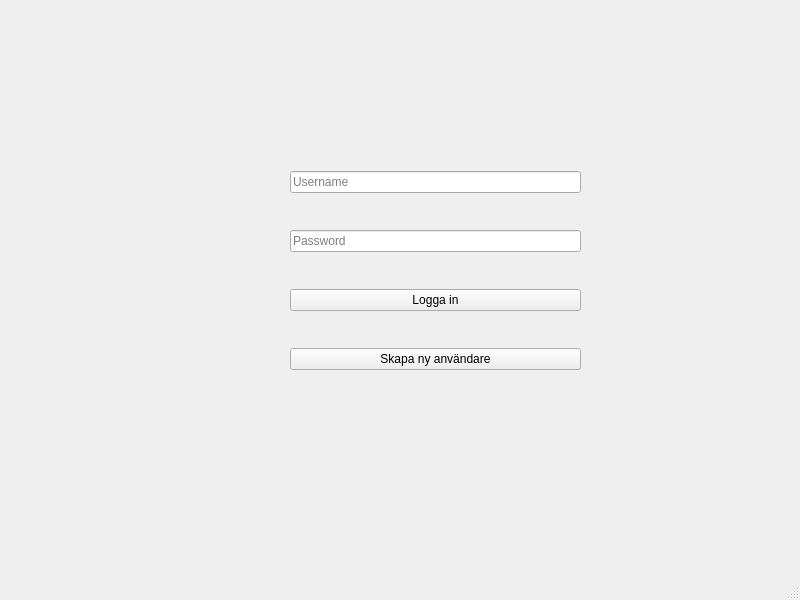
The window that code/viewer/UI/login.ui (marcusgostasson/smartshop) describes before a commit, drawn with Qt 5.
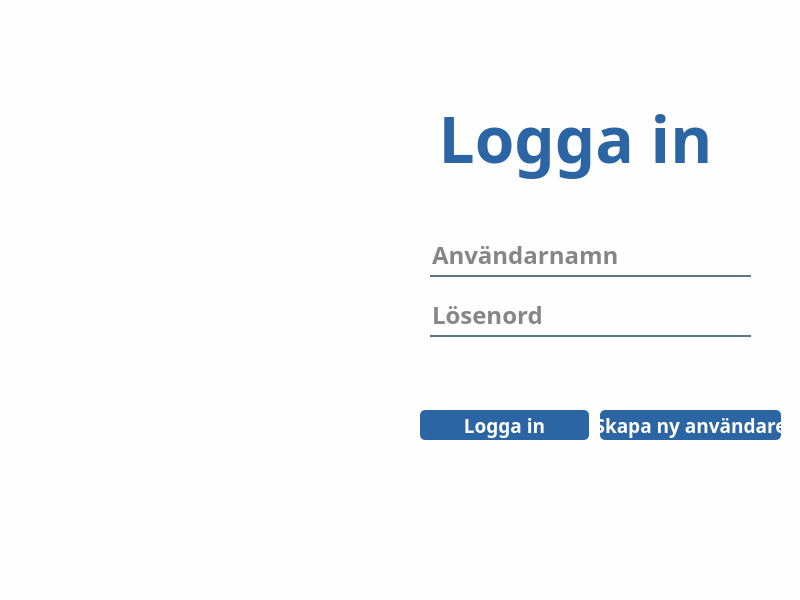
The same window after the commit. Icons and pictures are not drawn.

Commit message: Changed design in login, create_user and start_window

```diff
--- a/code/viewer/UI/login.ui
+++ b/code/viewer/UI/login.ui
@@ -13,46 +13,190 @@
   <property name="windowTitle">
    <string>MainWindow</string>
   </property>
+  <property name="styleSheet">
+   <string notr="true">background-color: rgb(254, 254, 254);
+</string>
+  </property>
   <widget class="QWidget" name="centralwidget">
-   <widget class="QWidget" name="gridLayoutWidget">
+   <widget class="QLabel" name="Loggain">
     <property name="geometry">
      <rect>
-      <x>290</x>
-      <y>140</y>
-      <width>291</width>
-      <height>261</height>
+      <x>390</x>
+      <y>60</y>
+      <width>371</width>
+      <height>155</height>
      </rect>
     </property>
-    <layout class="QGridLayout" name="gridLayout">
-     <item row="0" column="0">
-      <widget class="QLineEdit" name="username_line_edit">
-       <property name="placeholderText">
-        <string>Username</string>
-       </property>
-      </widget>
-     </item>
-     <item row="1" column="0">
-      <widget class="QLineEdit" name="password_line_edit">
-       <property name="placeholderText">
-        <string>Password</string>
-       </property>
-      </widget>
-     </item>
-     <item row="2" column="0">
-      <widget class="QPushButton" name="login_button">
-       <property name="text">
-        <string>Logga in</string>
-       </property>
-      </widget>
-     </item>
-     <item row="3" column="0">
-      <widget class="QPushButton" name="create_account_button">
-       <property name="text">
-        <string>Skapa ny användare</string>
-       </property>
-      </widget>
-     </item>
-    </layout>
+    <property name="sizePolicy">
+     <sizepolicy hsizetype="Preferred" vsizetype="Preferred">
+      <horstretch>0</horstretch>
+      <verstretch>0</verstretch>
+     </sizepolicy>
+    </property>
+    <property name="font">
+     <font>
+      <family>Arial Black</family>
+      <pointsize>48</pointsize>
+      <bold>true</bold>
+     </font>
+    </property>
+    <property name="layoutDirection">
+     <enum>Qt::LeftToRight</enum>
+    </property>
+    <property name="styleSheet">
+     <string notr="true">color: rgb(44, 101, 164);</string>
+    </property>
+    <property name="text">
+     <string>Logga in</string>
+    </property>
+    <property name="scaledContents">
+     <bool>false</bool>
+    </property>
+    <property name="alignment">
+     <set>Qt::AlignCenter</set>
+    </property>
+   </widget>
+   <widget class="QLineEdit" name="username_line_edit">
+    <property name="geometry">
+     <rect>
+      <x>430</x>
+      <y>240</y>
+      <width>321</width>
+      <height>37</height>
+     </rect>
+    </property>
+    <property name="font">
+     <font>
+      <family>Arial Black</family>
+      <pointsize>18</pointsize>
+      <bold>true</bold>
+     </font>
+    </property>
+    <property name="contextMenuPolicy">
+     <enum>Qt::DefaultContextMenu</enum>
+    </property>
+    <property name="autoFillBackground">
+     <bool>false</bool>
+    </property>
+    <property name="styleSheet">
+     <string notr="true">background-color:rgba(0, 0, 0, 0);
+border:none;
+border-bottom:2px solid rgba(46, 82, 101, 200);
+color:rgba(0, 0, 0, 240);
+padding-bottom:7px;</string>
+    </property>
+    <property name="placeholderText">
+     <string>Användarnamn</string>
+    </property>
+   </widget>
+   <widget class="QLineEdit" name="password_line_edit">
+    <property name="geometry">
+     <rect>
+      <x>430</x>
+      <y>300</y>
+      <width>321</width>
+      <height>37</height>
+     </rect>
+    </property>
+    <property name="font">
+     <font>
+      <family>Arial Black</family>
+      <pointsize>18</pointsize>
+      <bold>true</bold>
+     </font>
+    </property>
+    <property name="styleSheet">
+     <string notr="true">background-color:rgba(0, 0, 0, 0);
+border:none;
+border-bottom:2px solid rgba(46, 82, 101, 200);
+color:rgba(0, 0, 0, 240);
+padding-bottom:7px;</string>
+    </property>
+    <property name="placeholderText">
+     <string>Lösenord</string>
+    </property>
+   </widget>
+   <widget class="QPushButton" name="login_button">
+    <property name="geometry">
+     <rect>
+      <x>420</x>
+      <y>410</y>
+      <width>169</width>
+      <height>30</height>
+     </rect>
+    </property>
+    <property name="sizePolicy">
+     <sizepolicy hsizetype="Minimum" vsizetype="Fixed">
+      <horstretch>0</horstretch>
+      <verstretch>0</verstretch>
+     </sizepolicy>
+    </property>
+    <property name="font">
+     <font>
+      <family>Arial Black</family>
+      <pointsize>14</pointsize>
+      <bold>true</bold>
+     </font>
+    </property>
+    <property name="styleSheet">
+     <string notr="true">background-color: rgb(44, 101, 164);
+border-radius: 5px;
+color: rgb(255, 255, 255);
+width: 70px;
+height: 30px;</string>
+    </property>
+    <property name="text">
+     <string>Logga in</string>
+    </property>
+   </widget>
+   <widget class="QPushButton" name="create_account_button">
+    <property name="geometry">
+     <rect>
+      <x>600</x>
+      <y>410</y>
+      <width>181</width>
+      <height>30</height>
+     </rect>
+    </property>
+    <property name="font">
+     <font>
+      <family>Arial Black</family>
+      <pointsize>14</pointsize>
+      <bold>true</bold>
+     </font>
+    </property>
+    <property name="styleSheet">
+     <string notr="true">background-color: rgb(44, 101, 164);
+border-radius: 5px;
+color: rgb(255, 255, 255);
+width: 70px;
+height: 30px;</string>
+    </property>
+    <property name="text">
+     <string>Skapa ny användare</string>
+    </property>
+    <property name="autoRepeatDelay">
+     <number>300</number>
+    </property>
+   </widget>
+   <widget class="QLabel" name="logo">
+    <property name="geometry">
+     <rect>
+      <x>10</x>
+      <y>70</y>
+      <width>400</width>
+      <height>420</height>
+     </rect>
+    </property>
+    <property name="text">
+     <string/>
+    </property>
+    <property name="pixmap">
+     <pixmap>../../../../../Bilder/smartshoplogo.png</pixmap>
+    </property>
+    <property name="scaledContents">
+     <bool>true</bool>
+    </property>
    </widget>
   </widget>
   <widget class="QMenuBar" name="menubar">
```
Left out of the diff: 2 changed lines with no effect on the pictures. The commit also changes 15 other files.
